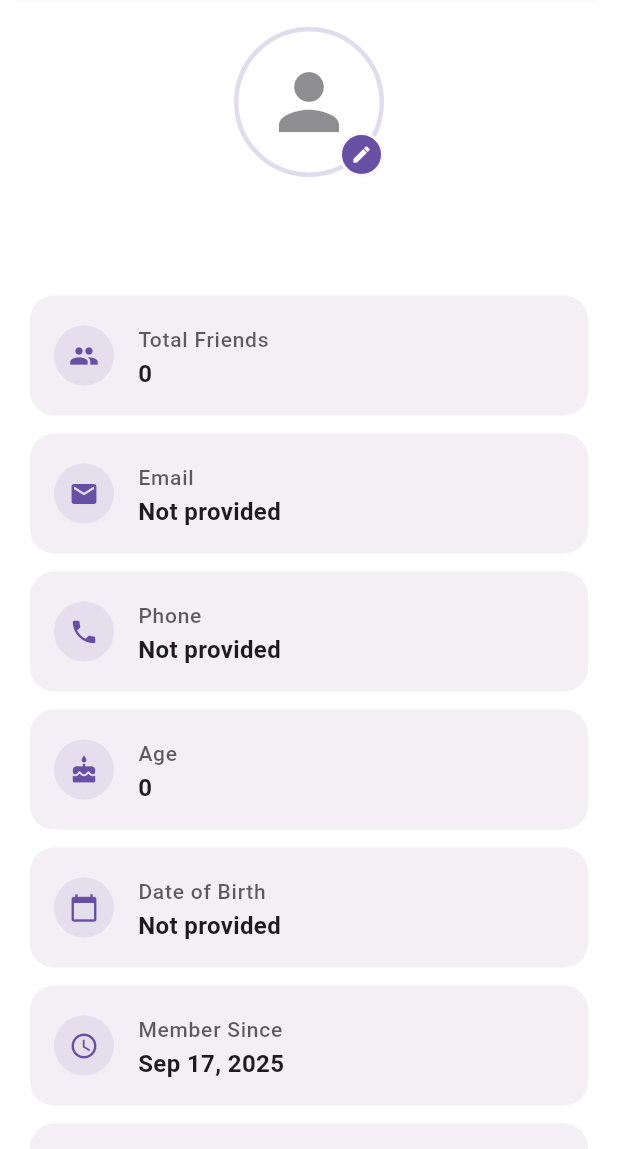
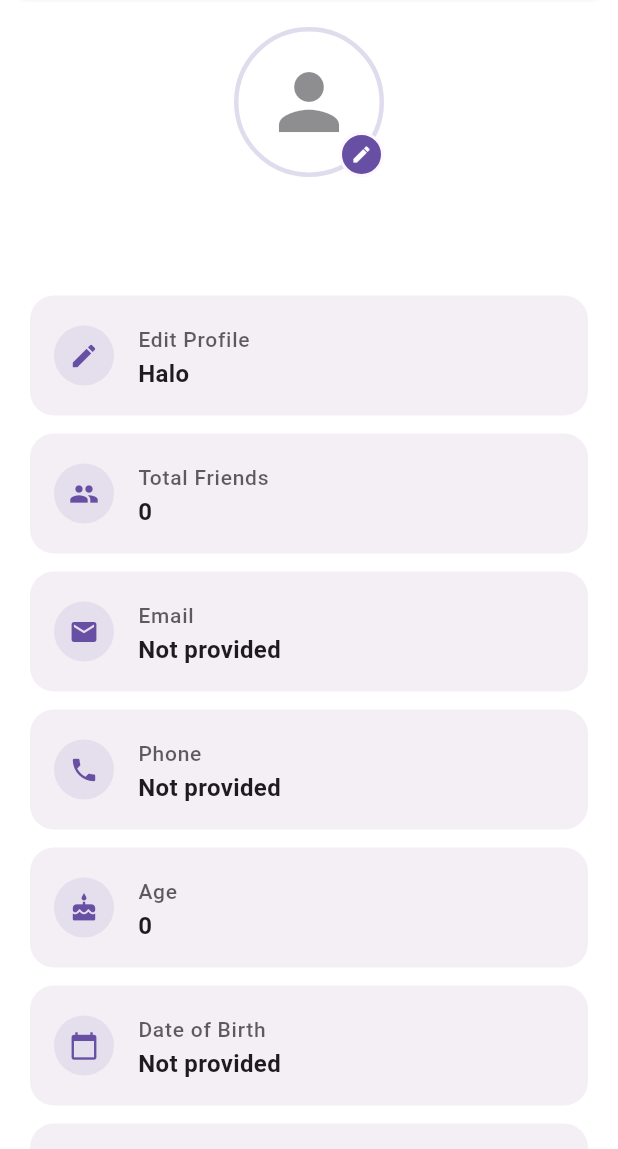
Before and after one commit to Jawadyyy/live, a Flutter app: the ProfileScreen screen opened directly, on a phone screen of 412 x 824 dp, the part 87-1236 px from its top. Run offline on Flutter 3.47's test engine with Material 3 defaults, Android fonts, the phone set to English and light mode, and no system bars; our stand-ins replace google_nav_bar, google_sign_in, image_picker, intl_phone_field, supabase_flutter, timeago; accounts and stored records are empty.

Commit message:
Added option to edit profile

```diff
--- a/lib/screens/main/profile_screen/profile.dart
+++ b/lib/screens/main/profile_screen/profile.dart
@@ -516,6 +516,7 @@ class _ProfileScreenState extends State<ProfileScreen> {
                     const SizedBox(height: 24),
 
                     // Info list
+                    _infoTile('Edit Profile', "Halo", Icons.edit),
                     _infoTile(
                       'Total Friends',
                       _friendsCount.toString(),
```
